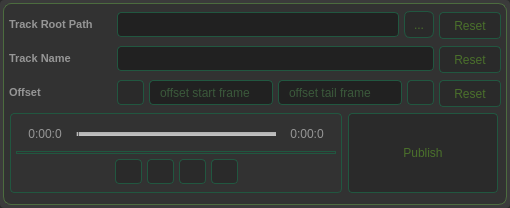
The window that ui/trimaudio.ui (pyvfx-com/ffmpeg-helper) describes before a commit, drawn with Qt 5.
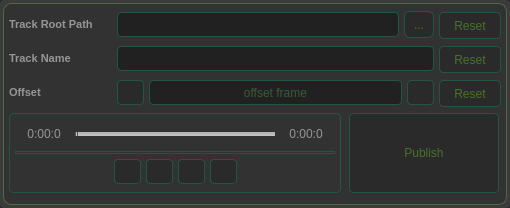
The same window after the commit. Icons and pictures are not drawn.

The edit to the form file:
```diff
--- a/ui/trimaudio.ui
+++ b/ui/trimaudio.ui
@@ -445,13 +445,13 @@
             <widget class="QLineEdit" name="lineEdit_offset_frame">
              <property name="minimumSize">
               <size>
-               <width>124</width>
+               <width>253</width>
                <height>25</height>
               </size>
              </property>
              <property name="maximumSize">
               <size>
-               <width>124</width>
+               <width>253</width>
                <height>25</height>
               </size>
              </property>
@@ -465,40 +465,11 @@
     selection-background-color: #212121;
 }</string>
              </property>
-             <property name="placeholderText">
-              <string>offset start frame</string>
+             <property name="alignment">
+              <set>Qt::AlignCenter</set>
              </property>
-            </widget>
-           </item>
-           <item>
-            <widget class="QLineEdit" name="lineEdit_tail_offset_frame">
-             <property name="minimumSize">
-              <size>
-               <width>124</width>
-               <height>25</height>
-              </size>
-             </property>
-             <property name="maximumSize">
-              <size>
-               <width>124</width>
-               <height>25</height>
-              </size>
-             </property>
-             <property name="styleSheet">
-              <string notr="true">QLineEdit {
-    color: #548f54;
-    border: 1px solid #215740;
-    border-radius: 4px;
-    padding: 0 8px;
-    background: #212121;
-    selection-background-color: #212121;
-}</string>
-             </property>
              <property name="placeholderText">
-              <string>offset tail frame</string>
-             </property>
-             <property name="cursorMoveStyle">
-              <enum>Qt::LogicalMoveStyle</enum>
+              <string>offset frame</string>
              </property>
             </widget>
            </item>
@@ -616,6 +587,9 @@
          </item>
          <item>
           <layout class="QHBoxLayout" name="audio_spectrum_horizontalLayout">
+           <property name="spacing">
+            <number>8</number>
+           </property>
            <item>
             <widget class="QFrame" name="frame_Controls">
              <property name="minimumSize">
```
